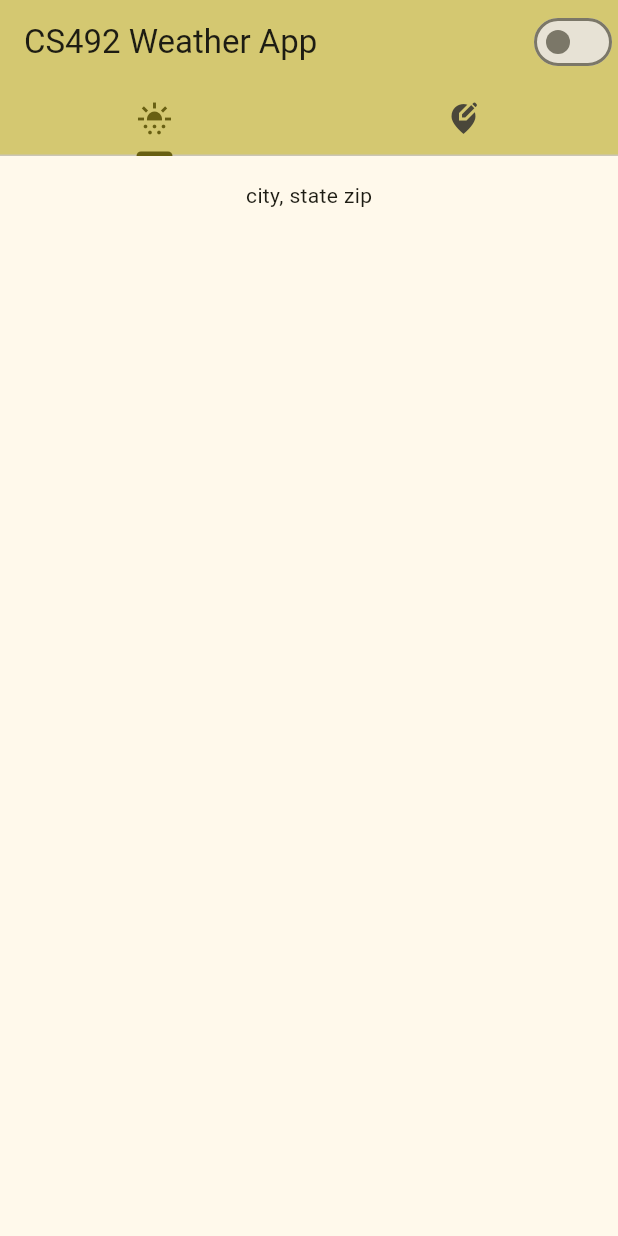
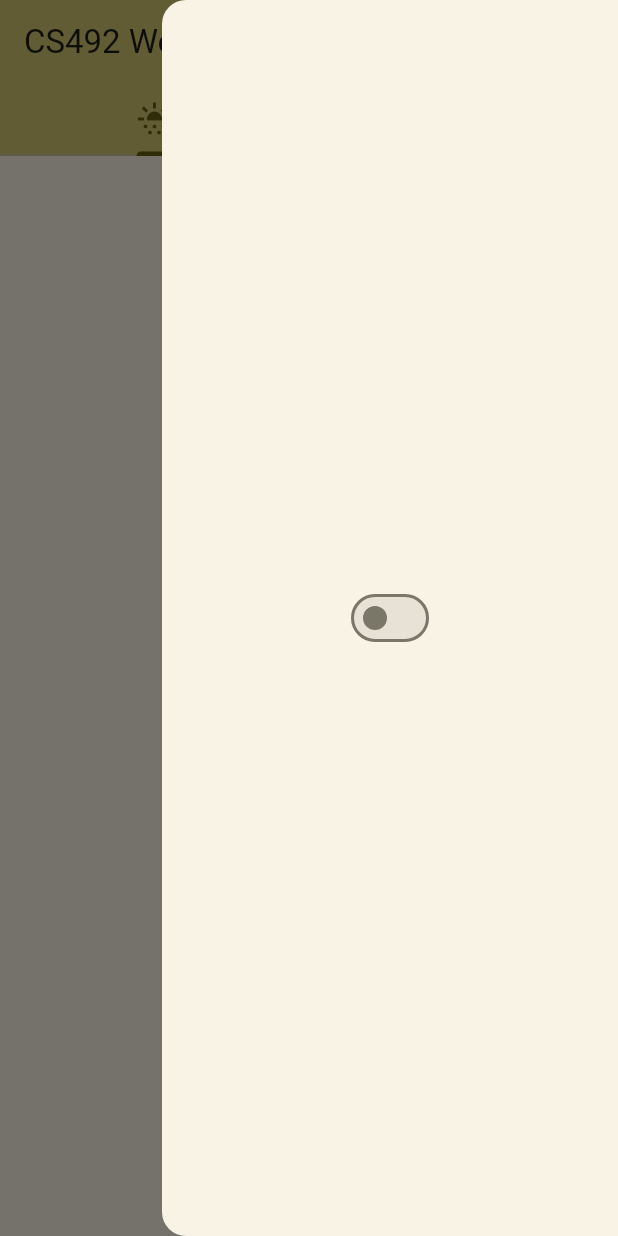
Before and after one commit to xander1111/cs492-weather-app, a Flutter app: the screen it shows after launch, with the side drawer open (before the commit the screen has no drawer), on a phone screen of 412 x 824 dp. Run offline on Flutter 3.47's test engine with Material 3 defaults, Android fonts, the phone set to English and light mode, and no system bars; our stand-ins replace flutter_svg, geocoding, geolocator, shared_preferences, sqflite; accounts and stored records are empty.

Commit message:
added assigment8-1

```diff
--- a/lib/main.dart
+++ b/lib/main.dart
@@ -5,7 +5,7 @@ import 'package:weatherapp/widgets/forecast/forecast_tab_widget.dart';
 import 'package:weatherapp/widgets/location/location_tab_widget.dart';
 import 'package:weatherapp/providers/location_provider.dart';
 import 'package:weatherapp/providers/forecast_provider.dart';
-import 'package:weatherapp/themes/themes.dart';
+import 'package:weatherapp/themes/themes.dart' as themes;
 
 // TODOS: The TODOs are located in Assignment8-1 in canvas assignments
 void main() {
@@ -25,13 +25,12 @@ class MyApp extends StatelessWidget {
 
   @override
   Widget build(BuildContext context) {
-
     var settingsProvider = Provider.of<SettingsProvider>(context);
 
     return MaterialApp(
       title: title,
-      theme: lightTheme,
-      darkTheme: darkTheme,
+      theme: themes.lightTheme,
+      darkTheme: themes.darkTheme,
       themeMode: settingsProvider.darkMode ? ThemeMode.dark : ThemeMode.light,
       home: MyHomePage(title: title),
     );
@@ -50,20 +49,18 @@ class MyHomePage extends StatefulWidget {
 class _MyHomePageState extends State<MyHomePage> {
   @override
   Widget build(BuildContext context) {
-
     var settingsProvider = Provider.of<SettingsProvider>(context);
 
     return DefaultTabController(
       length: 2,
       initialIndex: 0,
       child: Scaffold(
+        endDrawer: SettingsDrawer(settingsProvider: settingsProvider),
         appBar: AppBar(
             backgroundColor: Theme.of(context).colorScheme.inversePrimary,
-            actions: [Switch(
-              value: settingsProvider.darkMode,
-              onChanged: (bool value) {
-                  settingsProvider.toggleMode();
-              })],
+            actions: [
+              SettingsButton()
+            ],
             title: Text(widget.title),
             bottom: TabBar(tabs: [
               Tab(icon: Icon(Icons.sunny_snowing)),
@@ -74,3 +71,36 @@ class _MyHomePageState extends State<MyHomePage> {
     );
   }
 }
+
+class SettingsButton extends StatelessWidget {
+  const SettingsButton({
+    super.key,
+  });
+
+  @override
+  Widget build(BuildContext context) {
+    return IconButton(
+        icon: Icon(Icons.settings),
+        onPressed: () {Scaffold.of(context).openEndDrawer();});
+  }
+}
+
+class SettingsDrawer extends StatelessWidget {
+  const SettingsDrawer({
+    super.key,
+    required this.settingsProvider,
+  });
+
+  final SettingsProvider settingsProvider;
+
+  @override
+  Widget build(BuildContext context) {
+    return Drawer(
+      child: Switch(
+          value: settingsProvider.darkMode,
+          onChanged: (bool value) {
+            settingsProvider.toggleMode();
+          }),
+    );
+  }
+}
```
